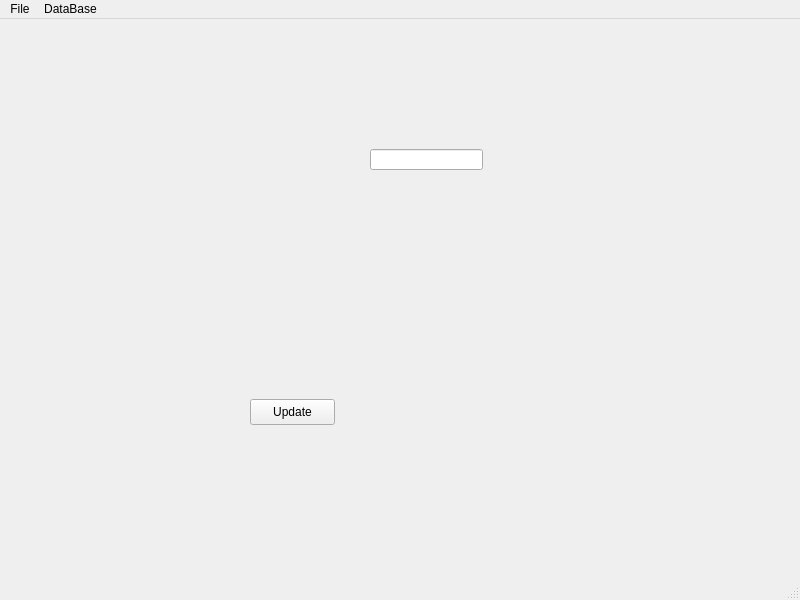
Qt form form_main.ui (lrocha3/stuff_manager) before a commit.
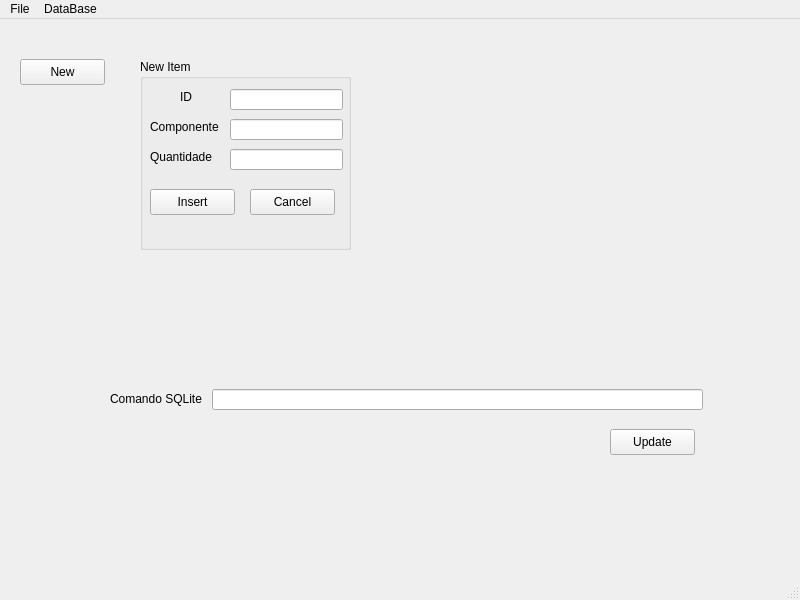
The same form after that commit.

Commit message: Insert New Items

What changed in the file:
```diff
--- a/form_main.ui
+++ b/form_main.ui
@@ -17,8 +17,8 @@
    <widget class="QPushButton" name="btn_update">
     <property name="geometry">
      <rect>
-      <x>250</x>
-      <y>380</y>
+      <x>610</x>
+      <y>410</y>
       <width>85</width>
       <height>26</height>
      </rect>
@@ -30,13 +30,147 @@
    <widget class="QLineEdit" name="line_teste">
     <property name="geometry">
      <rect>
-      <x>370</x>
-      <y>130</y>
-      <width>113</width>
+      <x>212</x>
+      <y>370</y>
+      <width>491</width>
       <height>21</height>
      </rect>
     </property>
    </widget>
+   <widget class="QGroupBox" name="groupBox_insert">
+    <property name="geometry">
+     <rect>
+      <x>140</x>
+      <y>40</y>
+      <width>211</width>
+      <height>191</height>
+     </rect>
+    </property>
+    <property name="title">
+     <string>New Item</string>
+    </property>
+    <widget class="QPushButton" name="pushButton_new_insert">
+     <property name="geometry">
+      <rect>
+       <x>10</x>
+       <y>130</y>
+       <width>85</width>
+       <height>26</height>
+      </rect>
+     </property>
+     <property name="text">
+      <string>Insert</string>
+     </property>
+    </widget>
+    <widget class="QLineEdit" name="lineEdit_quantidade">
+     <property name="geometry">
+      <rect>
+       <x>90</x>
+       <y>90</y>
+       <width>113</width>
+       <height>21</height>
+      </rect>
+     </property>
+    </widget>
+    <widget class="QLineEdit" name="lineEdit_componente">
+     <property name="geometry">
+      <rect>
+       <x>90</x>
+       <y>60</y>
+       <width>113</width>
+       <height>21</height>
+      </rect>
+     </property>
+    </widget>
+    <widget class="QLabel" name="label_5">
+     <property name="geometry">
+      <rect>
+       <x>10</x>
+       <y>90</y>
+       <width>81</width>
+       <height>16</height>
+      </rect>
+     </property>
+     <property name="text">
+      <string>Quantidade</string>
+     </property>
+    </widget>
+    <widget class="QLabel" name="label_3">
+     <property name="geometry">
+      <rect>
+       <x>40</x>
+       <y>30</y>
+       <width>16</width>
+       <height>16</height>
+      </rect>
+     </property>
+     <property name="text">
+      <string>ID</string>
+     </property>
+    </widget>
+    <widget class="QLabel" name="label_4">
+     <property name="geometry">
+      <rect>
+       <x>10</x>
+       <y>60</y>
+       <width>81</width>
+       <height>16</height>
+      </rect>
+     </property>
+     <property name="text">
+      <string>Componente</string>
+     </property>
+    </widget>
+    <widget class="QLineEdit" name="lineEdit_id">
+     <property name="geometry">
+      <rect>
+       <x>90</x>
+       <y>30</y>
+       <width>113</width>
+       <height>21</height>
+      </rect>
+     </property>
+    </widget>
+    <widget class="QPushButton" name="pushButton_new_cancel">
+     <property name="geometry">
+      <rect>
+       <x>110</x>
+       <y>130</y>
+       <width>85</width>
+       <height>26</height>
+      </rect>
+     </property>
+     <property name="text">
+      <string>Cancel</string>
+     </property>
+    </widget>
+   </widget>
+   <widget class="QPushButton" name="pushButton_new">
+    <property name="geometry">
+     <rect>
+      <x>20</x>
+      <y>40</y>
+      <width>85</width>
+      <height>26</height>
+     </rect>
+    </property>
+    <property name="text">
+     <string>New</string>
+    </property>
+   </widget>
+   <widget class="QLabel" name="label_6">
+    <property name="geometry">
+     <rect>
+      <x>110</x>
+      <y>370</y>
+      <width>101</width>
+      <height>20</height>
+     </rect>
+    </property>
+    <property name="text">
+     <string>Comando SQLite</string>
+    </property>
+   </widget>
   </widget>
   <widget class="QMenuBar" name="menubar">
    <property name="geometry">
```
Left out of the diff: 2 changed lines with no effect on the pictures. The commit also changes 5 other files.
